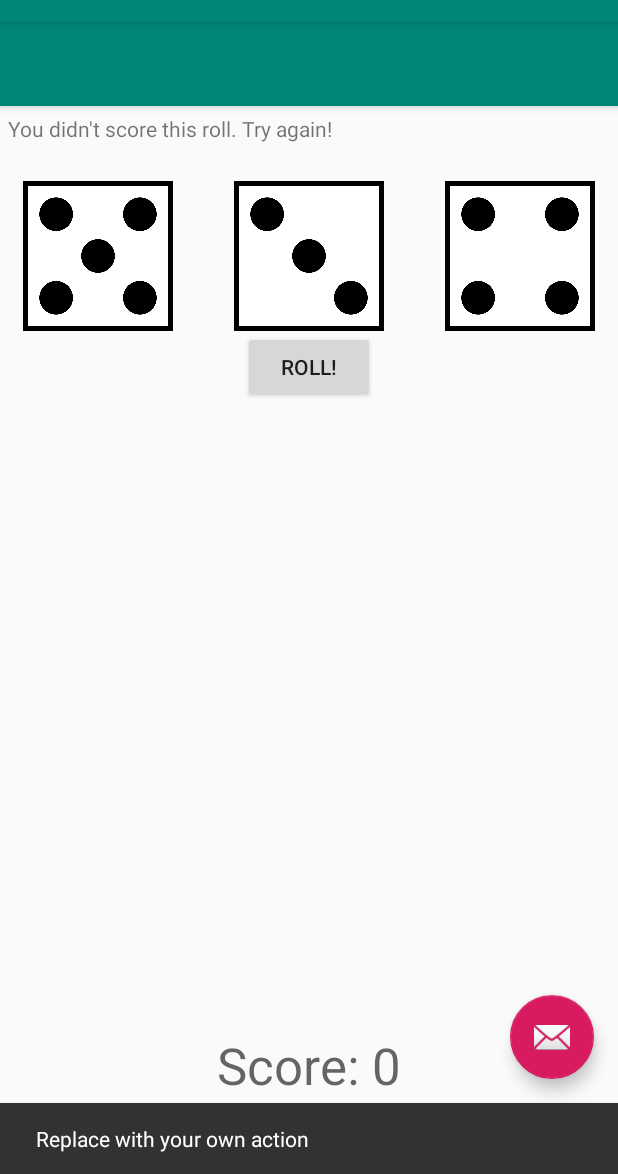
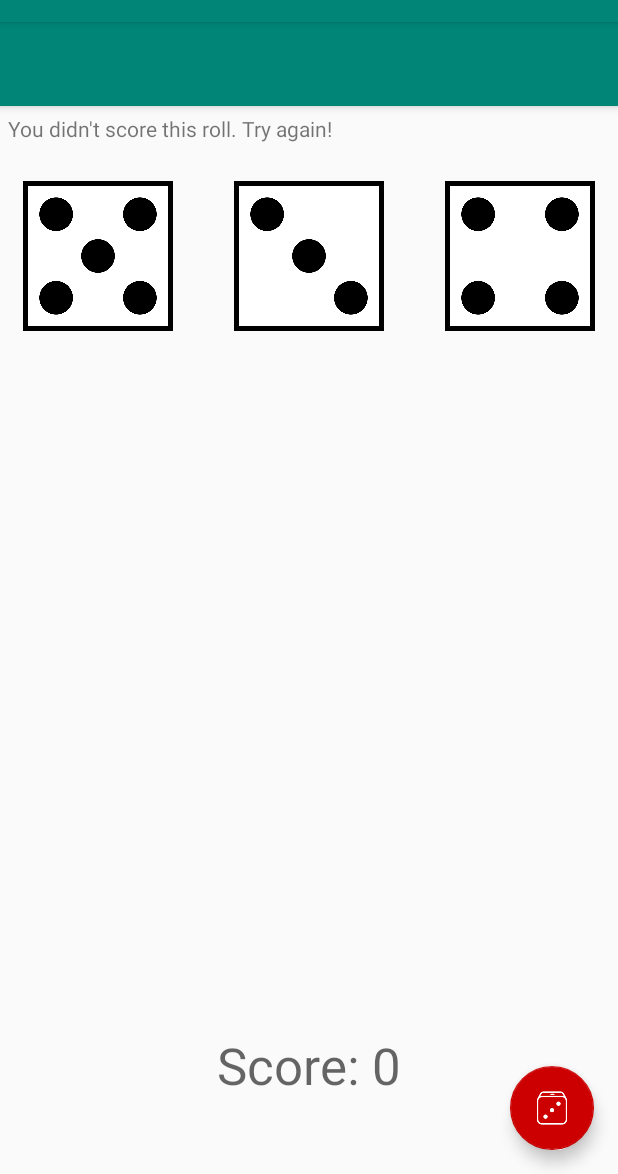
Before and after one commit to matt-chaney/DiceOut, an Android app: the MainActivity screen opened directly, with no data from a screen before it, after a tap on an icon or button, on a phone screen of 412 x 824 dp, the part 62-1236 px from its top. Run offline under Robolectric (Android 15) with nearby library versions, the phone set to English and light mode, and no system bars; 1 statement that could not run was skipped; 1 other tap on this screen came first.

Commit message:
4.13 - Replaced roll button with floating action button Added icon image for 'roll' floating action button

```diff
--- a/app/src/main/java/com/example/diceout/MainActivity.java
+++ b/app/src/main/java/com/example/diceout/MainActivity.java
@@ -23,9 +23,6 @@ public class MainActivity extends AppCompatActivity {
 
     // Field to hold the text result of rolls
     TextView rollResult;
-
-    // Field to hold the roll button
-    Button rollButton;
 
     // Fields to hold game values
     int score;
@@ -56,8 +53,7 @@ public class MainActivity extends AppCompatActivity {
         fab.setOnClickListener(new View.OnClickListener() {
             @Override
             public void onClick(View view) {
-                Snackbar.make(view, "Replace with your own action", Snackbar.LENGTH_LONG)
-                        .setAction("Action", null).show();
+                rollDice(view);
             }
         });
 
@@ -66,7 +62,6 @@ public class MainActivity extends AppCompatActivity {
 
         // Link instances to widgets in activity view
         rollResult = (TextView) findViewById(R.id.rollResult);
-        rollButton = (Button) findViewById(R.id.rollButton);
         scoreText = (TextView) findViewById(R.id.scoreText);
 
         // Initialize the random number generator
--- a/app/src/main/res/layout/activity_main.xml
+++ b/app/src/main/res/layout/activity_main.xml
@@ -28,6 +28,7 @@
         android:layout_height="wrap_content"
         android:layout_gravity="bottom|end"
         android:layout_margin="@dimen/fab_margin"
-        app:srcCompat="@android:drawable/ic_dialog_email" />
+        app:backgroundTint="@android:color/holo_red_dark"
+        app:srcCompat="@drawable/dice_100px" />
 
 </android.support.design.widget.CoordinatorLayout>
--- a/app/src/main/res/layout/content_main.xml
+++ b/app/src/main/res/layout/content_main.xml
@@ -15,16 +15,6 @@
         android:layout_marginLeft="5dp"
         android:layout_marginTop="5dp"
         android:text="Let's Play!" />
-
-    <Button
-        android:id="@+id/rollButton"
-        android:layout_width="wrap_content"
-        android:layout_height="wrap_content"
-        android:layout_below="@id/die2Image"
-        android:layout_centerHorizontal="true"
-        android:text="Roll!"
-        android:onClick="rollDice"
-        />
 
     <ImageView
         android:layout_width="100dp"
```
Also changed, not shown: app/src/main/res/drawable/dice_100px.png (added).
